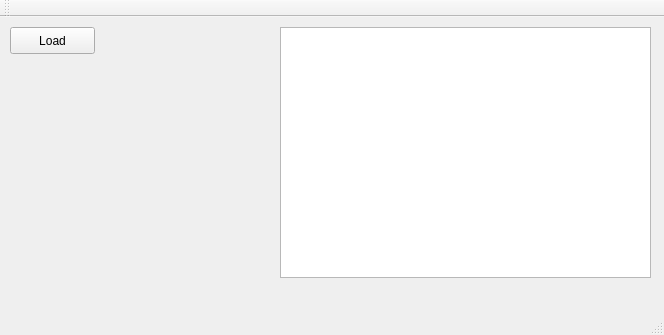
Qt form gui/mainwindow.ui (surajroland/cam-calib) before a commit.
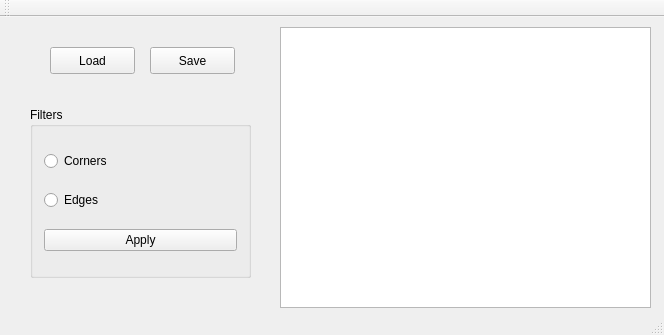
The same form after that commit.

```diff
--- a/gui/mainwindow.ui
+++ b/gui/mainwindow.ui
@@ -17,8 +17,8 @@
    <widget class="QPushButton" name="pushButton">
     <property name="geometry">
      <rect>
-      <x>10</x>
-      <y>10</y>
+      <x>50</x>
+      <y>30</y>
       <width>85</width>
       <height>27</height>
      </rect>
@@ -33,20 +33,59 @@
       <x>280</x>
       <y>10</y>
       <width>371</width>
-      <height>251</height>
+      <height>281</height>
      </rect>
     </property>
    </widget>
-  </widget>
-  <widget class="QMenuBar" name="menuBar">
-   <property name="geometry">
-    <rect>
-     <x>0</x>
-     <y>0</y>
-     <width>664</width>
-     <height>27</height>
-    </rect>
-   </property>
+   <widget class="QGroupBox" name="groupBox">
+    <property name="geometry">
+     <rect>
+      <x>30</x>
+      <y>90</y>
+      <width>221</width>
+      <height>171</height>
+     </rect>
+    </property>
+    <property name="title">
+     <string>Filters</string>
+    </property>
+    <layout class="QGridLayout" name="gridLayout">
+     <item row="3" column="0">
+      <widget class="QPushButton" name="applyButton">
+       <property name="text">
+        <string>Apply</string>
+       </property>
+      </widget>
+     </item>
+     <item row="0" column="0">
+      <widget class="QRadioButton" name="filterCorners">
+       <property name="text">
+        <string>Corners</string>
+       </property>
+      </widget>
+     </item>
+     <item row="2" column="0">
+      <widget class="QRadioButton" name="filterEdges">
+       <property name="text">
+        <string>Edges</string>
+       </property>
+      </widget>
+     </item>
+    </layout>
+   </widget>
+   <widget class="QPushButton" name="saveButton">
+    <property name="geometry">
+     <rect>
+      <x>150</x>
+      <y>30</y>
+      <width>85</width>
+      <height>27</height>
+     </rect>
+    </property>
+    <property name="text">
+     <string>Save</string>
+    </property>
+   </widget>
   </widget>
   <widget class="QToolBar" name="mainToolBar">
    <attribute name="toolBarArea">
```
Left out of the diff: 2 changed lines with no effect on the pictures.
